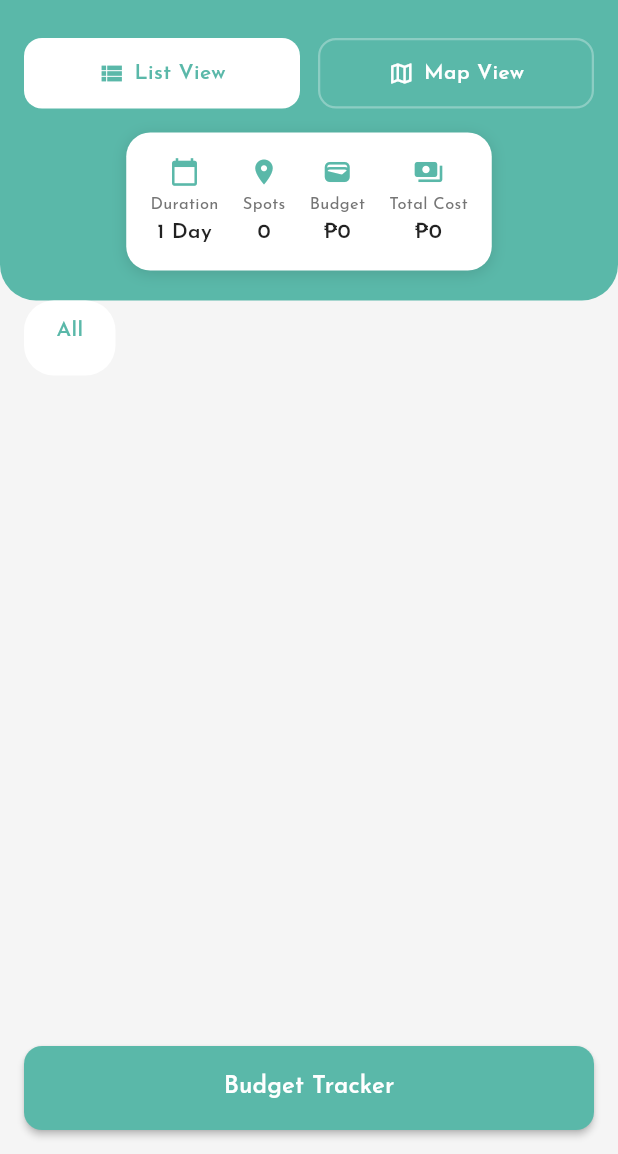
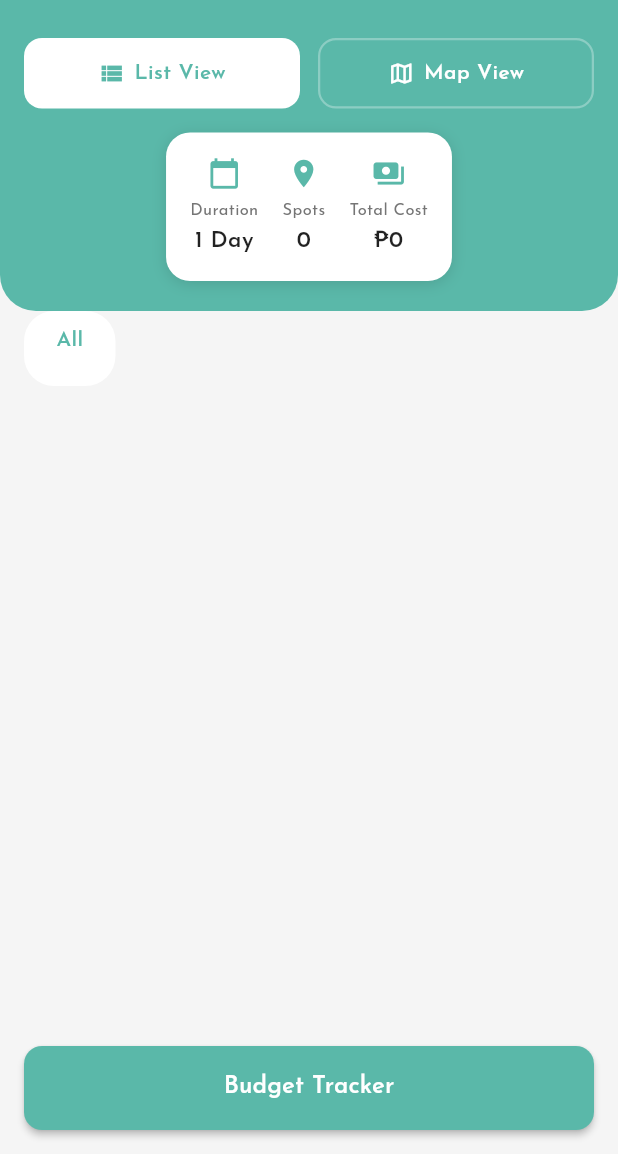
Before and after one commit to Steven-zx/IloJourni, a Flutter app: the TripDetailScreen screen opened by its route, after a tap on "All", on a phone screen of 412 x 824 dp, the part 82-1236 px from its top. Run offline on Flutter 3.47's test engine with Material 3 defaults, Android fonts, the phone set to English and light mode, and no system bars; our stand-ins replace connectivity_plus, flutter_dotenv, flutter_map, google_fonts, google_generative_ai, latlong2 and 1 more; accounts and stored records are empty.

Commit message:
Added extra map icons for easier navigation. Fixed the numbering system.

```diff
--- a/ilojourni/lib/screens/trip_detail_screen.dart
+++ b/ilojourni/lib/screens/trip_detail_screen.dart
@@ -18,10 +18,15 @@
 class _TripDetailScreenState extends State<TripDetailScreen> {
   String _selectedView = 'List'; // 'List' or 'Map'
   String _selectedDay = 'All';
+  bool _initializedFromArgs = false;
 
   SavedTrip? get _trip {
     final args = ModalRoute.of(context)?.settings.arguments;
     if (args is SavedTrip) return args;
+    if (args is Map) {
+      final trip = args['trip'];
+      if (trip is SavedTrip) return trip;
+    }
     return null;
   }
 
@@ -33,12 +38,25 @@
     final days = _itinerary!.days;
     if (_selectedDay == 'All') {
       for (final day in days) {
-        widgets.add(_DayHeader(day: 'Day ${day.dayNumber}', dayNumber: day.dayNumber, subtitle: '${day.activities.length} activities • ₱${day.totalCost} total', isDark: isDark));
+        final nonTransportCount = day.activities.where((a) => a.type.toLowerCase() != 'transport').length;
+        widgets.add(_DayHeader(day: 'Day ${day.dayNumber}', dayNumber: day.dayNumber, subtitle: '$nonTransportCount stop${nonTransportCount != 1 ? 's' : ''} • ₱${day.totalCost} total', isDark: isDark));
         widgets.add(const SizedBox(height: 12));
+        int activityNumber = 0;
         for (int i = 0; i < day.activities.length; i++) {
           final act = day.activities[i];
+          if (act.type.toLowerCase() == 'transport') {
+            widgets.add(_TransportCard(
+              title: act.name,
+              description: act.description,
+              location: act.location ?? '',
+              price: '₱${act.cost}',
+              isDark: isDark,
+            ));
+            widgets.add(const SizedBox(height: 12));
+          } else {
+            activityNumber++;
             widgets.add(_ActivityCard(
-            number: i + 1,
+              number: activityNumber,
               day: day.dayNumber,
               title: act.name,
               image: act.image ?? '',
@@ -53,15 +71,29 @@
             widgets.add(const SizedBox(height: 12));
           }
         }
+      }
     } else {
       final dayNumber = int.parse(_selectedDay.split(' ')[1]);
       final day = days.firstWhere((d) => d.dayNumber == dayNumber, orElse: () => days.first);
-      widgets.add(_DayHeader(day: 'Day ${day.dayNumber}', dayNumber: day.dayNumber, subtitle: '${day.activities.length} activities • ₱${day.totalCost} total', isDark: isDark));
+      final nonTransportCount = day.activities.where((a) => a.type.toLowerCase() != 'transport').length;
+      widgets.add(_DayHeader(day: 'Day ${day.dayNumber}', dayNumber: day.dayNumber, subtitle: '$nonTransportCount stop${nonTransportCount != 1 ? 's' : ''} • ₱${day.totalCost} total', isDark: isDark));
       widgets.add(const SizedBox(height: 12));
+      int activityNumber = 0;
       for (int i = 0; i < day.activities.length; i++) {
         final act = day.activities[i];
+        if (act.type.toLowerCase() == 'transport') {
+          widgets.add(_TransportCard(
+            title: act.name,
+            description: act.description,
+            location: act.location ?? '',
+            price: '₱${act.cost}',
+            isDark: isDark,
+          ));
+          widgets.add(const SizedBox(height: 12));
+        } else {
+          activityNumber++;
           widgets.add(_ActivityCard(
-          number: i + 1,
+            number: activityNumber,
             day: day.dayNumber,
             title: act.name,
             image: act.image ?? '',
@@ -76,7 +108,30 @@
           widgets.add(const SizedBox(height: 12));
         }
       }
+    }
     return widgets;
+  }
+
+  @override
+  void didChangeDependencies() {
+    super.didChangeDependencies();
+    if (_initializedFromArgs) return;
+    final args = ModalRoute.of(context)?.settings.arguments;
+    if (args is Map) {
+      final initialView = args['initialView'];
+      final initialDay = args['initialDay'];
+      setState(() {
+        if (initialView is String && (initialView == 'List' || initialView == 'Map')) {
+          _selectedView = initialView;
+        }
+        if (initialDay is String) {
+          _selectedDay = initialDay;
+        }
+        _initializedFromArgs = true;
+      });
+    } else {
+      _initializedFromArgs = true;
+    }
   }
 
   @override
@@ -87,8 +142,10 @@
     final itinerary = _itinerary;
     final tripTitle = trip?.title ?? itinerary?.title ?? 'Trip';
     final tripDays = itinerary?.days.length ?? 1;
-    final tripSpots = itinerary?.days.fold<int>(0, (sum, d) => sum + d.activities.length) ?? 0;
-    final tripBudget = trip?.budget ?? itinerary?.totalBudget ?? 0;
+    // Count only destination activities as "Spots"
+    final tripSpots = itinerary?.days.fold<int>(0, (sum, d) =>
+      sum + d.activities.where((a) => a.type.toLowerCase() == 'destination').length
+    ) ?? 0;
     final tripTotalCost = itinerary?.totalCost ?? 0;
 
     return Scaffold(
@@ -179,7 +236,6 @@
                         children: [
                           _SummaryItem(icon: Icons.calendar_today, label: 'Duration', value: '$tripDays Day${tripDays > 1 ? 's' : ''}', isDark: isDark),
                           _SummaryItem(icon: Icons.place, label: 'Spots', value: '$tripSpots', isDark: isDark),
-                          _SummaryItem(icon: Icons.wallet, label: 'Budget', value: '₱$tripBudget', isDark: isDark),
                           _SummaryItem(icon: Icons.payments, label: 'Total Cost', value: '₱$tripTotalCost', isDark: isDark),
                         ],
                       ),
@@ -228,10 +284,39 @@
           ]
           else ...[
             // Map View
+            Container(
+              height: 50,
+              margin: const EdgeInsets.only(bottom: 16),
+              child: ListView(
+                scrollDirection: Axis.horizontal,
+                padding: const EdgeInsets.symmetric(horizontal: 16),
+                children: [
+                  _DayChip(
+                    label: 'All',
+                    isSelected: _selectedDay == 'All',
+                    onTap: () => setState(() => _selectedDay = 'All'),
+                    isDark: isDark,
+                  ),
+                  ...List.generate(
+                    itinerary?.days.length ?? 0,
+                    (i) => Padding(
+                      padding: const EdgeInsets.only(left: 8),
+                      child: _DayChip(
+                        label: 'Day ${i + 1}',
+                        isSelected: _selectedDay == 'Day ${i + 1}',
+                        onTap: () => setState(() => _selectedDay = 'Day ${i + 1}'),
+                        isDark: isDark,
+                      ),
+                    ),
+                  ),
+                ],
+              ),
+            ),
             Expanded(
               child: TripMapView(
                 itinerary: itinerary,
                 destinations: DestinationsDatabase.allDestinations,
+                selectedDay: _selectedDay,
               ),
             ),
           ],
@@ -346,8 +431,8 @@
   Widget build(BuildContext context) {
     return Column(
       children: [
-        Icon(icon, color: isDark ? AppTheme.darkTeal : AppTheme.teal, size: 20),
-        const SizedBox(height: 4),
+        Icon(icon, color: isDark ? AppTheme.darkTeal : AppTheme.teal, size: 22),
+        const SizedBox(height: 6),
         Text(
           label,
           style: TextStyle(
@@ -355,11 +440,12 @@
             color: isDark ? Colors.white60 : Colors.grey[600],
           ),
         ),
+        const SizedBox(height: 2),
         Text(
           value,
           style: TextStyle(
             fontWeight: FontWeight.w600,
-            fontSize: 14,
+            fontSize: 15,
             color: isDark ? Colors.white : Colors.black87,
           ),
         ),
@@ -391,12 +477,12 @@
         decoration: BoxDecoration(
           color: isSelected
               ? (isDark ? AppTheme.darkCard : Colors.white)
-              : Colors.transparent,
+              : (isDark ? const Color(0xFF1A3A47) : const Color(0xFF2D7A6E)),
           borderRadius: BorderRadius.circular(20),
           border: Border.all(
             color: isSelected
                 ? Colors.transparent
-                : Colors.white.withOpacity(0.3),
+                : (isDark ? Colors.white.withOpacity(0.3) : Colors.white.withOpacity(0.4)),
             width: 1.5,
           ),
         ),
@@ -639,69 +725,74 @@
   }
 }
 
-class _RideCard extends StatelessWidget {
-  const _RideCard({
-    required this.line,
-    required this.details,
-    required this.day,
+class _TransportCard extends StatelessWidget {
+  const _TransportCard({
+    required this.title,
+    required this.description,
+    required this.location,
+    required this.price,
     required this.isDark,
   });
 
-  final String line;
-  final String details;
-  final int day;
+  final String title;
+  final String description;
+  final String location;
+  final String price;
   final bool isDark;
 
   @override
   Widget build(BuildContext context) {
     return Container(
-      padding: const EdgeInsets.all(14),
+      padding: const EdgeInsets.symmetric(horizontal: 16, vertical: 10),
       decoration: BoxDecoration(
-        color: isDark ? AppTheme.darkCard : Colors.white,
+        color: isDark ? AppTheme.darkCard.withOpacity(0.5) : Colors.grey[100],
         borderRadius: BorderRadius.circular(12),
-        boxShadow: [
-          BoxShadow(
-            color: isDark ? Colors.black26 : Colors.black12,
-            blurRadius: 6,
-            offset: const Offset(0, 2),
-          ),
-        ],
       ),
       child: Row(
         children: [
           Container(
             padding: const EdgeInsets.all(8),
             decoration: BoxDecoration(
-              color: isDark ? const Color(0xFF2C2C2C) : Colors.grey[100],
+              color: isDark ? const Color(0xFF2C2C2C) : Colors.white,
               shape: BoxShape.circle,
             ),
             child: Icon(
-              Icons.directions_car,
+              Icons.directions_bus,
               color: isDark ? AppTheme.darkTeal : AppTheme.teal,
+              size: 18,
             ),
           ),
           const SizedBox(width: 12),
           Expanded(
             child: Column(
               crossAxisAlignment: CrossAxisAlignment.start,
+              mainAxisSize: MainAxisSize.min,
               children: [
                 Text(
-                  line,
+                  title,
                   style: TextStyle(
-                    fontWeight: FontWeight.w600,
-                    fontSize: 14,
-                    color: isDark ? Colors.white : Colors.black87,
+                    fontWeight: FontWeight.w500,
+                    fontSize: 13,
+                    color: isDark ? Colors.white70 : Colors.black87,
                   ),
                 ),
-                const SizedBox(height: 2),
+                if (description.isNotEmpty)
                   Text(
-                  details,
+                    description,
                     style: TextStyle(
-                    fontSize: 12,
-                    color: isDark ? Colors.white60 : Colors.grey[600],
+                      fontSize: 11,
+                      color: isDark ? Colors.white54 : Colors.grey[600],
                     ),
                   ),
               ],
+            ),
+          ),
+          Text(
+            price,
+            style: TextStyle(
+              fontSize: 12,
+              fontWeight: FontWeight.w500,
+              color: isDark ? Colors.white70 : Colors.black87,
             ),
           ),
         ],
```
Also changed, not shown: ilojourni/lib/screens/manual_itinerary_screen.dart (+16 -6 lines), ilojourni/lib/screens/trip_map_view.dart (+36 -43 lines), 1 other file. Lines whose indentation alone changed are shown as unchanged.
